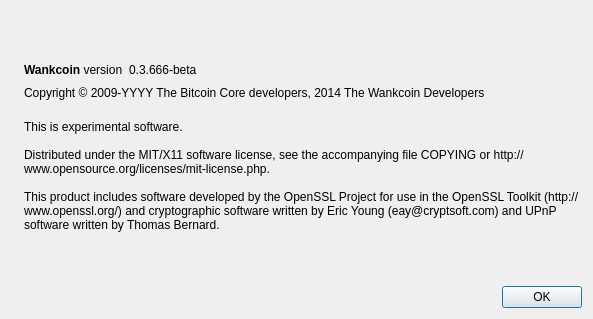
Old version of the form src/qt/forms/aboutdialog.ui in the repository wcoin/wankcoin.
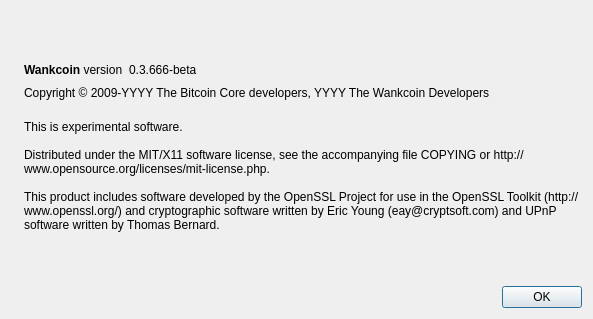
New version of the form. Icons and pictures are not drawn.

Commit message: copyright notice

Diff of the .ui file:
```diff
--- a/src/qt/forms/aboutdialog.ui
+++ b/src/qt/forms/aboutdialog.ui
@@ -91,11 +91,14 @@
         <cursorShape>IBeamCursor</cursorShape>
        </property>
        <property name="text">
-        <string notr="true">Copyright &amp;copy; 2009-YYYY The Bitcoin Core developers, 2014 The Wankcoin Developers</string>
+        <string notr="true">Copyright &amp;copy; 2009-YYYY The Bitcoin Core developers, YYYY The Wankcoin Developers</string>
        </property>
        <property name="textFormat">
         <enum>Qt::RichText</enum>
        </property>
+       <property name="wordWrap">
+        <bool>true</bool>
+       </property>
        <property name="textInteractionFlags">
         <set>Qt::LinksAccessibleByMouse|Qt::TextSelectableByKeyboard|Qt::TextSelectableByMouse</set>
        </property>
```
The commit also changes 3 other files.
